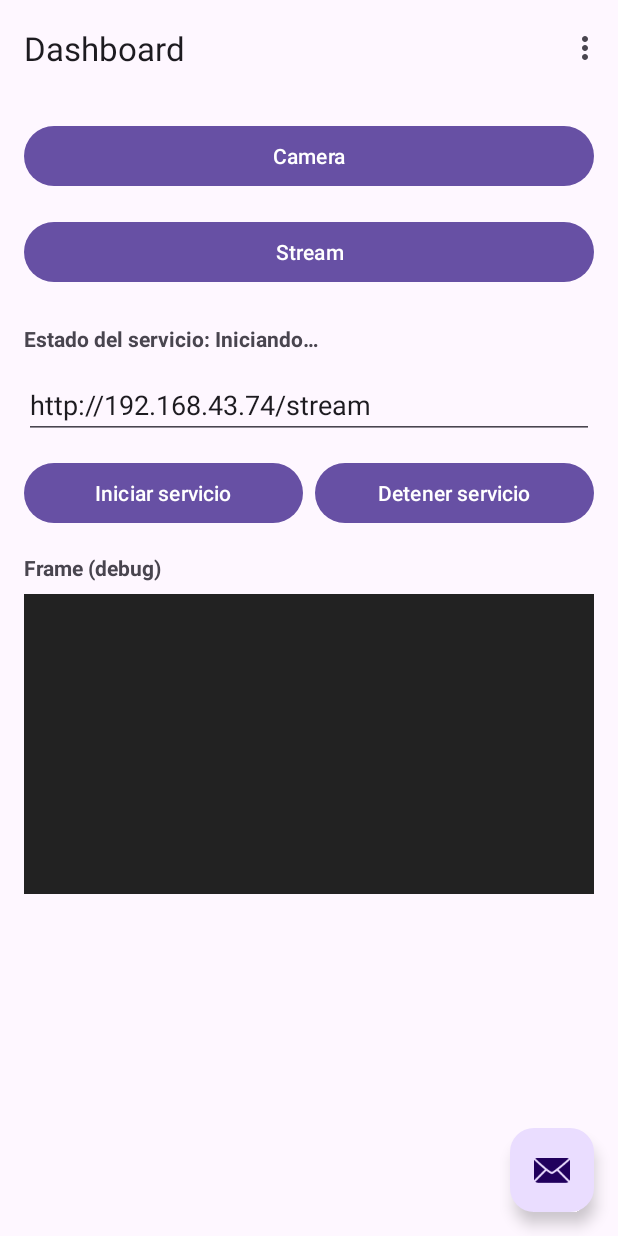
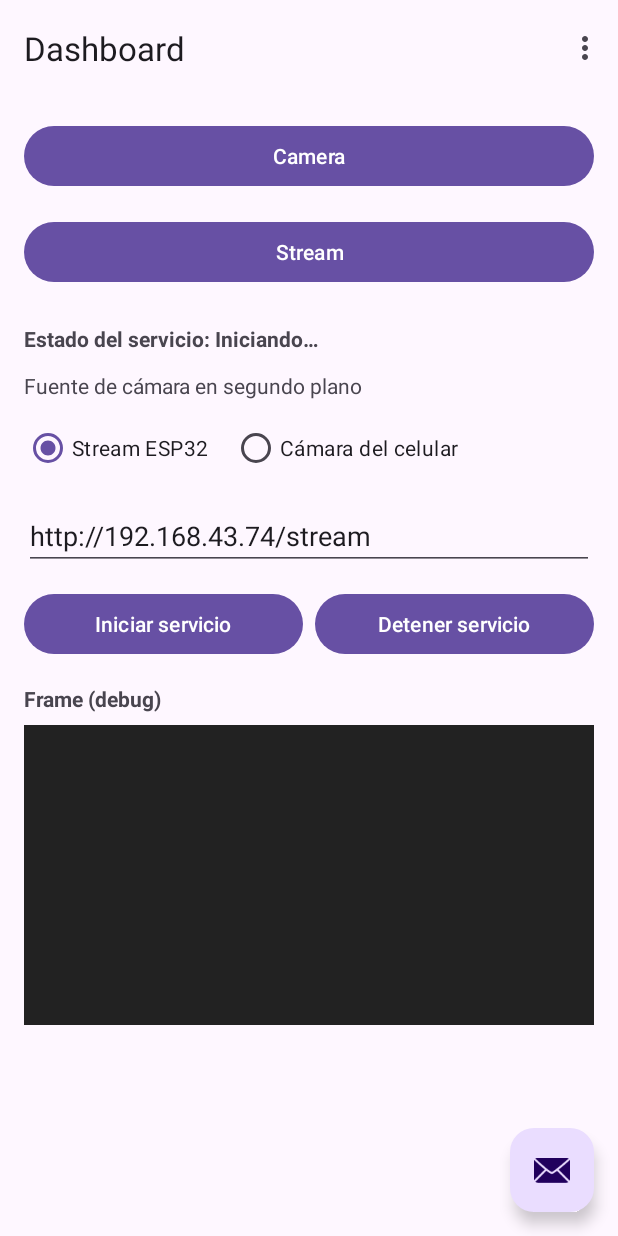
Before and after one commit to MateoMor/microsleeps_detector, an Android app: the screen it shows after launch (MainActivity), after a tap on "Iniciar servicio", on a phone screen of 412 x 824 dp. Run offline under Robolectric (Android 15) with nearby library versions, the phone set to English and light mode, and no system bars; our stand-ins replace navigation-ui; libraries missing offline, so code that uses them is left out: com.google.mediapipe.tasks; 2 statements that could not run were skipped; 2 other taps on this screen came first.

Commit message:
✨ Implementation of camera source toggle

```diff
--- a/microsleeps_detector/app/build.gradle.kts
+++ b/microsleeps_detector/app/build.gradle.kts
@@ -60,6 +60,9 @@ dependencies {
     implementation("androidx.camera:camera-view:$cameraxVersion")
     implementation("androidx.camera:camera-video:$cameraxVersion")
 
+    // Lifecycle Service to bind CameraX to service lifecycle
+    implementation("androidx.lifecycle:lifecycle-service:2.8.6")
+
     // MediaPipe Tasks Vision (Face Landmarker)
     implementation("com.google.mediapipe:tasks-vision:0.10.18")
 
--- a/microsleeps_detector/app/src/main/AndroidManifest.xml
+++ b/microsleeps_detector/app/src/main/AndroidManifest.xml
@@ -7,6 +7,8 @@
     <uses-permission android:name="android.permission.FOREGROUND_SERVICE"/>
     <!-- Optional, required on Android 13+ to show notifications -->
     <uses-permission android:name="android.permission.POST_NOTIFICATIONS" tools:targetApi="33" />
+    <!-- Foreground camera service permission for newer targets -->
+    <uses-permission android:name="android.permission.FOREGROUND_SERVICE_CAMERA" tools:targetApi="34" />
     <uses-feature android:name="android.hardware.camera.any"/>
 
     <application
@@ -33,7 +35,7 @@
         <service
             android:name=".DrowsinessDetectionService"
             android:exported="false"
-            android:foregroundServiceType="dataSync" />
+            android:foregroundServiceType="camera|dataSync" />
 
     </application>
 
--- a/microsleeps_detector/app/src/main/java/com/example/microsleeps_detector/Dashboard.kt
+++ b/microsleeps_detector/app/src/main/java/com/example/microsleeps_detector/Dashboard.kt
@@ -31,6 +31,9 @@ class Dashboard : Fragment() {
     private var service: DrowsinessDetectionService? = null
     private var stateListener: ((String) -> Unit)? = null
     private var frameListener: ((Bitmap) -> Unit)? = null
+
+    private val REQ_NOTIF = 1001
+    private val REQ_CAMERA = 1002
 
     private val serviceConnection = object : ServiceConnection {
         override fun onServiceConnected(name: ComponentName?, binder: IBinder?) {
@@ -80,24 +83,38 @@ class Dashboard : Fragment() {
             findNavController().navigate(R.id.action_dashboard_to_stream)
         }
 
-        binding.startServiceBtn.setOnClickListener {
-            ensureNotificationPermissionAndStart()
+        binding.startServiceBtn.setOnClickListener { ensurePermissionsAndStart() }
+        binding.stopServiceBtn.setOnClickListener { stopBackgroundService() }
+
+        // Toggle visibility of URL input depending on selected source
+        binding.sourceRadioGroup.setOnCheckedChangeListener { _, checkedId ->
+            val streamSelected = checkedId == R.id.radioSourceStream
+            binding.streamUrlInput.visibility = if (streamSelected) View.VISIBLE else View.GONE
         }
-
-        binding.stopServiceBtn.setOnClickListener {
-            stopBackgroundService()
-        }
+        // Initialize visibility
+        binding.streamUrlInput.visibility = if (binding.sourceRadioGroup.checkedRadioButtonId == R.id.radioSourceStream) View.VISIBLE else View.GONE
 
         // Try binding if service is already running
         bindToService()
     }
 
-    private fun ensureNotificationPermissionAndStart() {
+    private fun isPhoneSourceSelected(): Boolean =
+        binding.sourceRadioGroup.checkedRadioButtonId == R.id.radioSourcePhone
+
+    private fun ensurePermissionsAndStart() {
+        // If phone camera selected, ensure CAMERA permission first
+        if (isPhoneSourceSelected()) {
+            val camGranted = ContextCompat.checkSelfPermission(requireContext(), Manifest.permission.CAMERA) == PackageManager.PERMISSION_GRANTED
+            if (!camGranted) {
+                requestPermissions(arrayOf(Manifest.permission.CAMERA), REQ_CAMERA)
+                return
+            }
+        }
+        // Ensure notification permission on Android 13+
         if (Build.VERSION.SDK_INT >= 33) {
-            val granted = ContextCompat.checkSelfPermission(requireContext(), Manifest.permission.POST_NOTIFICATIONS) == PackageManager.PERMISSION_GRANTED
-            if (!granted) {
-                requestPermissions(arrayOf(Manifest.permission.POST_NOTIFICATIONS), 1001)
-                // We'll handle start upon permission result in onRequestPermissionsResult
+            val notifGranted = ContextCompat.checkSelfPermission(requireContext(), Manifest.permission.POST_NOTIFICATIONS) == PackageManager.PERMISSION_GRANTED
+            if (!notifGranted) {
+                requestPermissions(arrayOf(Manifest.permission.POST_NOTIFICATIONS), REQ_NOTIF)
                 return
             }
         }
@@ -105,17 +122,18 @@ class Dashboard : Fragment() {
     }
 
     private fun startBackgroundService() {
+        val phoneSelected = isPhoneSourceSelected()
+        val intent = Intent(requireContext(), DrowsinessDetectionService::class.java).apply {
+            action = DrowsinessDetectionService.ACTION_START
+            putExtra(DrowsinessDetectionService.EXTRA_SOURCE, if (phoneSelected) DrowsinessDetectionService.SOURCE_PHONE_CAMERA else DrowsinessDetectionService.SOURCE_STREAM)
+            if (!phoneSelected) {
                 val url = binding.streamUrlInput.text?.toString()?.trim().orEmpty()
                 if (url.isEmpty()) {
                     Toast.makeText(requireContext(), "Ingresa la URL del stream", Toast.LENGTH_SHORT).show()
                     return
                 }
-
-        val intent = Intent(requireContext(), DrowsinessDetectionService::class.java).apply {
-            action = DrowsinessDetectionService.ACTION_START
                 putExtra(DrowsinessDetectionService.EXTRA_STREAM_URL, url)
-            // Optional: expose frame timeout tuning from UI later
-            // putExtra(DrowsinessDetectionService.EXTRA_FRAME_TIMEOUT_MS, 3000L)
+            }
         }
         if (Build.VERSION.SDK_INT >= Build.VERSION_CODES.O) {
             requireContext().startForegroundService(intent)
@@ -159,11 +177,21 @@ class Dashboard : Fragment() {
 
     override fun onRequestPermissionsResult(requestCode: Int, permissions: Array<out String>, grantResults: IntArray) {
         super.onRequestPermissionsResult(requestCode, permissions, grantResults)
-        if (requestCode == 1001) {
+        when (requestCode) {
+            REQ_NOTIF -> {
                 if (grantResults.isNotEmpty() && grantResults[0] == PackageManager.PERMISSION_GRANTED) {
                     startBackgroundService()
                 } else {
                     Toast.makeText(requireContext(), "Permiso de notificaciones denegado", Toast.LENGTH_SHORT).show()
+                }
+            }
+            REQ_CAMERA -> {
+                if (grantResults.isNotEmpty() && grantResults[0] == PackageManager.PERMISSION_GRANTED) {
+                    // After camera granted, continue with notification check/start
+                    ensurePermissionsAndStart()
+                } else {
+                    Toast.makeText(requireContext(), "Permiso de cámara denegado", Toast.LENGTH_SHORT).show()
+                }
             }
         }
     }
--- a/microsleeps_detector/app/src/main/res/layout/dashboard.xml
+++ b/microsleeps_detector/app/src/main/res/layout/dashboard.xml
@@ -41,6 +41,41 @@
             app:layout_constraintEnd_toEndOf="parent"
             app:layout_constraintTop_toBottomOf="@+id/button_stream" />
 
+        <!-- Selector de fuente -->
+        <TextView
+            android:id="@+id/sourceSelectorLabel"
+            android:layout_width="wrap_content"
+            android:layout_height="wrap_content"
+            android:layout_marginTop="12dp"
+            android:text="Fuente de cámara en segundo plano"
+            app:layout_constraintStart_toStartOf="parent"
+            app:layout_constraintTop_toBottomOf="@id/serviceStatusText" />
+
+        <RadioGroup
+            android:id="@+id/sourceRadioGroup"
+            android:layout_width="0dp"
+            android:layout_height="wrap_content"
+            android:layout_marginTop="8dp"
+            android:orientation="horizontal"
+            app:layout_constraintStart_toStartOf="parent"
+            app:layout_constraintEnd_toEndOf="parent"
+            app:layout_constraintTop_toBottomOf="@id/sourceSelectorLabel">
+
+            <RadioButton
+                android:id="@+id/radioSourceStream"
+                android:layout_width="wrap_content"
+                android:layout_height="wrap_content"
+                android:checked="true"
+                android:text="Stream ESP32" />
+
+            <RadioButton
+                android:id="@+id/radioSourcePhone"
+                android:layout_width="wrap_content"
+                android:layout_height="wrap_content"
+                android:layout_marginStart="16dp"
+                android:text="Cámara del celular" />
+        </RadioGroup>
+
         <EditText
             android:id="@+id/streamUrlInput"
             android:layout_width="0dp"
@@ -51,7 +86,7 @@
             android:text="http://192.168.43.74/stream"
             app:layout_constraintStart_toStartOf="parent"
             app:layout_constraintEnd_toEndOf="parent"
-            app:layout_constraintTop_toBottomOf="@id/serviceStatusText" />
+            app:layout_constraintTop_toBottomOf="@id/sourceRadioGroup" />
 
         <Button
             android:id="@+id/startServiceBtn"
```
Also changed, not shown: microsleeps_detector/app/src/main/java/com/example/microsleeps_detector/DrowsinessDetectionService.kt (+114 -7 lines). Lines whose indentation alone changed are shown as unchanged.
